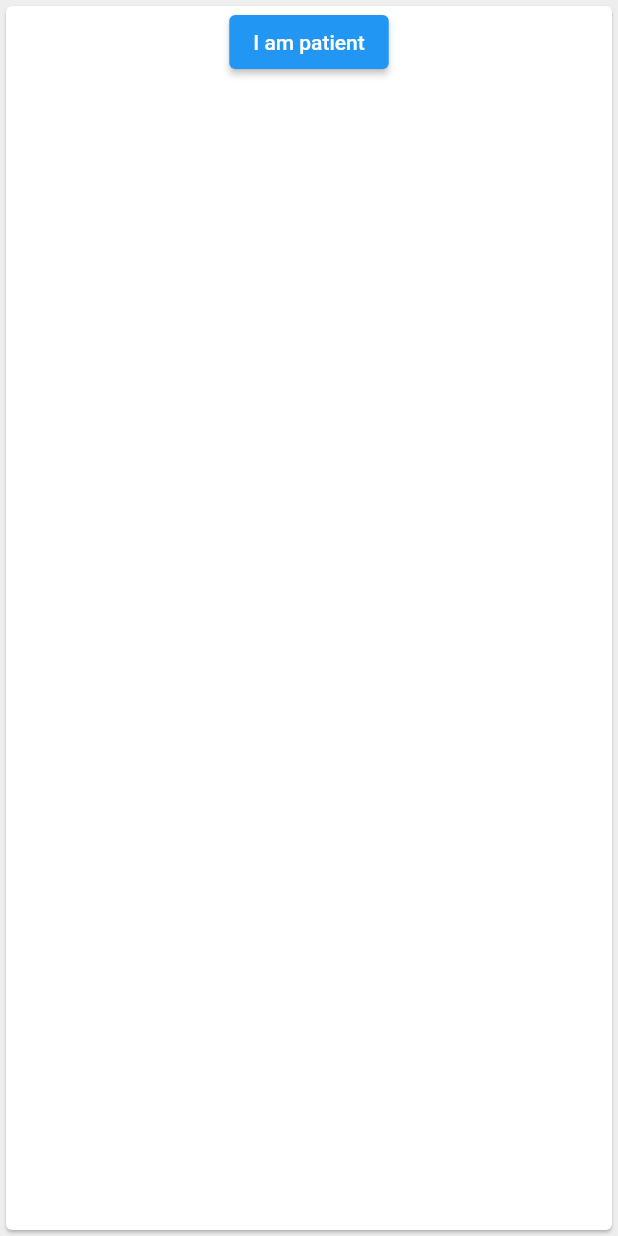
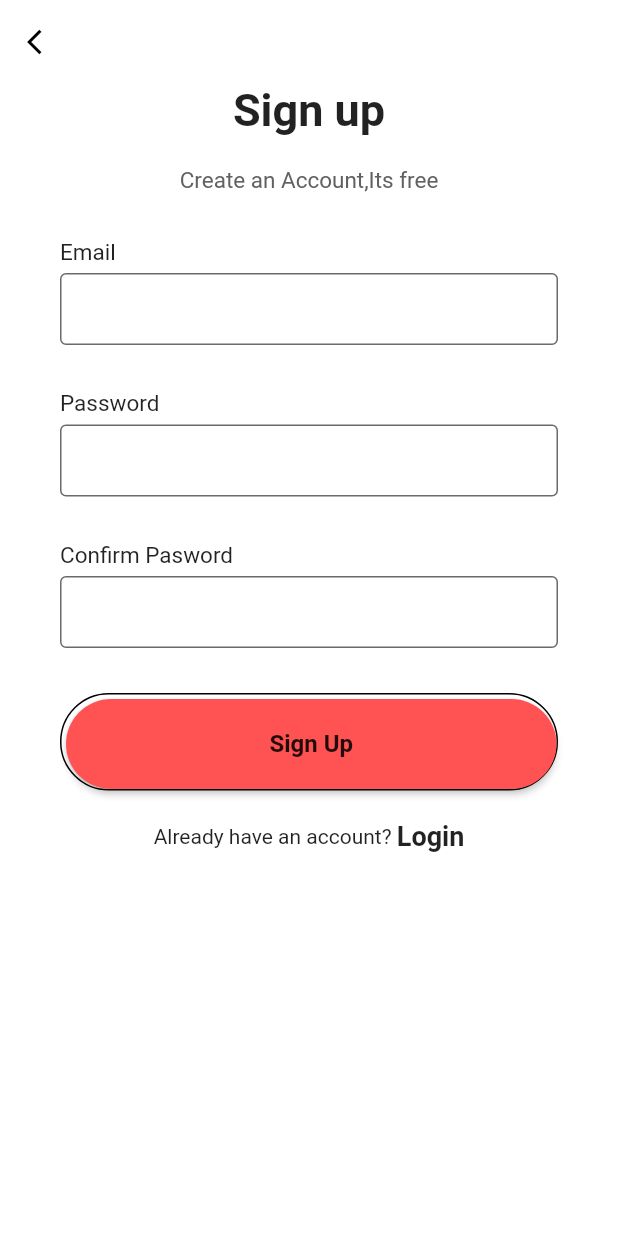
Before and after one commit to s3781137/telemedicine-app, a Flutter app: the SignUpScreen screen opened by its route, on a phone screen of 412 x 824 dp. Run offline on Flutter 3.47's test engine with Material 2 defaults, Android fonts, the phone set to English and light mode, and no system bars; network calls fail.

Commit message:
Made Patient Signup UI

```diff
--- a/app/flutter/flutter_application/lib/signUp.dart
+++ b/app/flutter/flutter_application/lib/signUp.dart
@@ -1,44 +1,155 @@
 import 'package:flutter/material.dart';
-import 'package:flutter_application/doctor/doctorSignUp.dart';
-import 'doctor/welcome.dart';
-
-var passwords = {"test": "Password123", "oli": "helloWorld!"};
-
-class SignUpApp extends StatelessWidget {
-  const SignUpApp();
-
-  @override
-  Widget build(BuildContext context) {
-    return const SignUpScreen();
-  }
-}
 
 class SignUpScreen extends StatelessWidget {
   const SignUpScreen();
   // page for choosing sign up as doctor or patient
+
   @override
   Widget build(BuildContext context) {
     return Scaffold(
-      backgroundColor: Colors.grey[200],
-      body: Center(
-        child: SizedBox(
-          width: 600,
-          child: Card(
-              child: Column(
-            children: [
-              patientSignUpButton(context),
-              const Padding(
-                padding: EdgeInsets.all(8.0),
-              ),
-            ],
-          )),
+      resizeToAvoidBottomInset: false,
+      backgroundColor: Colors.white,
+      appBar: AppBar(
+        title: Text("ND TELEMEDICINE"),
+        centerTitle: true,
+        elevation: 0,
+        backgroundColor: Colors.white,
+        leading: IconButton(
+            onPressed: () {
+              Navigator.pop(context);
+            },
+            icon: Icon(
+              Icons.arrow_back_ios,
+              size: 20,
+              color: Colors.black,
+            )),
+      ),
+      body: SafeArea(
+        child: SingleChildScrollView(
+          child: Container(
+            height: MediaQuery.of(context).size.height,
+            width: double.infinity,
+            child: Column(
+              mainAxisAlignment: MainAxisAlignment.spaceBetween,
+              children: [
+                Column(
+                  children: [
+                    Column(
+                      mainAxisAlignment: MainAxisAlignment.spaceEvenly,
+                      children: [
+                        Text(
+                          "Sign up",
+                          style: TextStyle(
+                            fontSize: 30,
+                            fontWeight: FontWeight.bold,
+                          ),
+                        ),
+                        SizedBox(
+                          height: 20,
+                        ),
+                        Text(
+                          "Create an Account,Its free",
+                          style: TextStyle(
+                            fontSize: 15,
+                            color: Colors.grey[700],
+                          ),
+                        ),
+                        SizedBox(
+                          height: 30,
+                        )
+                      ],
+                    ),
+                    Padding(
+                      padding: EdgeInsets.symmetric(horizontal: 40),
+                      child: Column(
+                        children: [
+                          makeInput(label: "Email"),
+                          makeInput(label: "Password", obsureText: true),
+                          makeInput(label: "Confirm Pasword", obsureText: true)
+                        ],
+                      ),
+                    ),
+                    Padding(
+                      padding: EdgeInsets.symmetric(horizontal: 40),
+                      child: Container(
+                        padding: EdgeInsets.only(top: 3, left: 3),
+                        decoration: BoxDecoration(
+                            borderRadius: BorderRadius.circular(40),
+                            border: Border(
+                                bottom: BorderSide(color: Colors.black),
+                                top: BorderSide(color: Colors.black),
+                                right: BorderSide(color: Colors.black),
+                                left: BorderSide(color: Colors.black))),
+                        child: MaterialButton(
+                          minWidth: double.infinity,
+                          height: 60,
+                          onPressed: () {},
+                          color: Colors.redAccent,
+                          shape: RoundedRectangleBorder(
+                              borderRadius: BorderRadius.circular(40)),
+                          child: Text(
+                            "Sign Up",
+                            style: TextStyle(
+                              fontWeight: FontWeight.w600,
+                              fontSize: 16,
+                            ),
+                          ),
+                        ),
+                      ),
+                    ),
+                    SizedBox(
+                      height: 20,
+                    ),
+                    Row(
+                      mainAxisAlignment: MainAxisAlignment.center,
+                      children: [
+                        Text("Already have an account? "),
+                        Text(
+                          "Login",
+                          style: TextStyle(
+                              fontWeight: FontWeight.w600, fontSize: 18),
+                        ),
+                      ],
+                    )
+                  ],
+                ),
+              ],
+            ),
+          ),
         ),
       ),
     );
   }
+}
 
-  Widget patientSignUpButton(BuildContext context) {
-    // todo: patient registration page
-    return ElevatedButton(onPressed: () {}, child: Text('I am patient'));
-  }
+Widget makeInput({label, obsureText = false}) {
+  return Column(
+    crossAxisAlignment: CrossAxisAlignment.start,
+    children: [
+      Text(
+        label,
+        style: TextStyle(
+            fontSize: 15, fontWeight: FontWeight.w400, color: Colors.black87),
+      ),
+      SizedBox(
+        height: 5,
+      ),
+      TextField(
+        obscureText: obsureText,
+        decoration: InputDecoration(
+          contentPadding: EdgeInsets.symmetric(vertical: 0, horizontal: 10),
+          enabledBorder: OutlineInputBorder(
+            borderSide: BorderSide(
+              color: Color.fromARGB(255, 106, 106, 106),
+            ),
+          ),
+          border: OutlineInputBorder(
+              borderSide: BorderSide(color: Color.fromARGB(255, 87, 87, 87))),
+        ),
+      ),
+      SizedBox(
+        height: 30,
+      )
+    ],
+  );
 }
```
